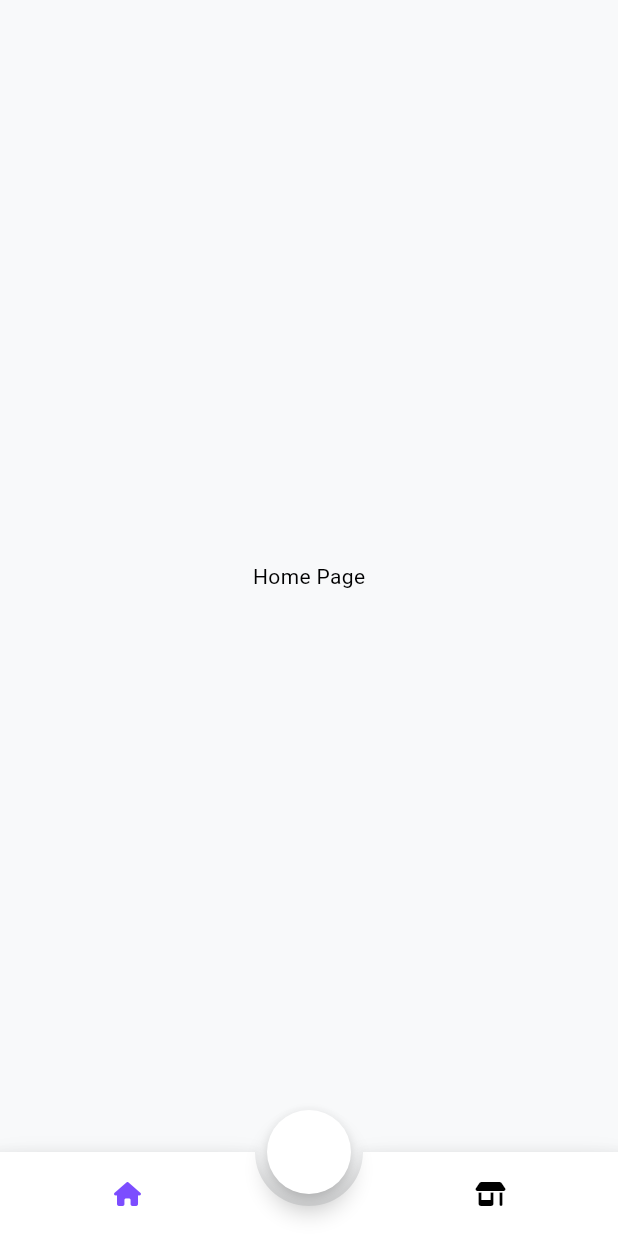
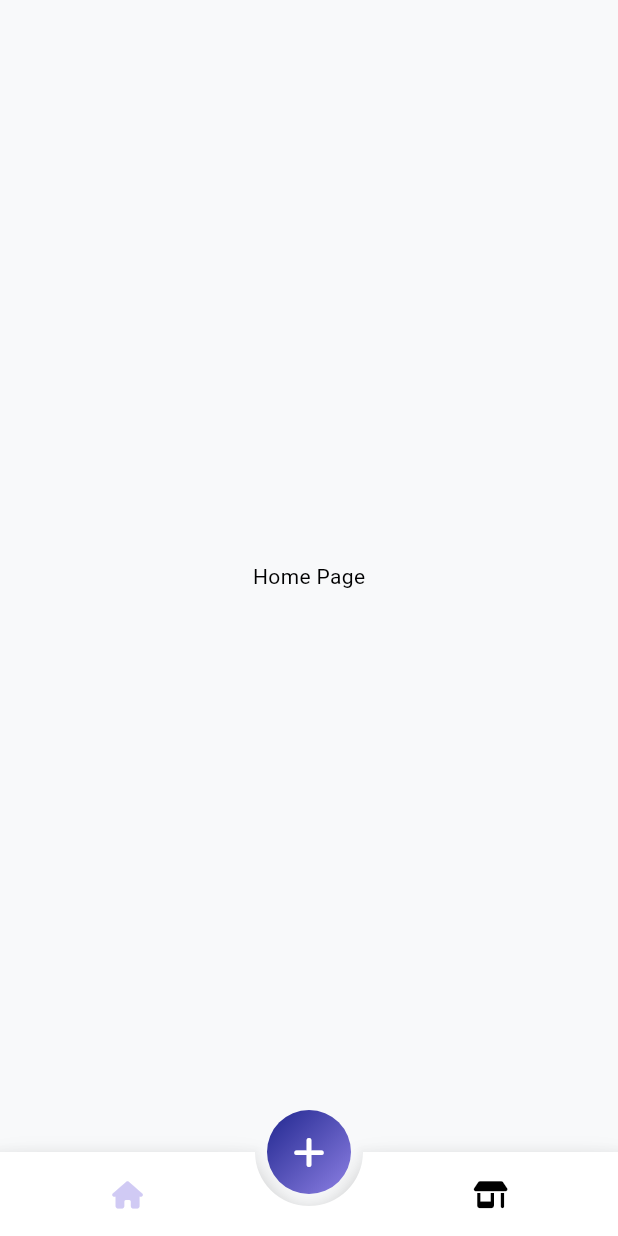
Before and after one commit to ezizull/tennet-gethired-app, a Flutter app: the screen it shows after launch, on a phone screen of 412 x 824 dp. Run offline on Flutter 3.47's test engine with Material 2 defaults, Android fonts, the light colour scheme and no system bars; drawn by our look-alikes of animated_bottom_navigation_bar; our stand-ins replace font_awesome_flutter, get, responsive_framework.

Commit message:
add: bottom-bar v1

```diff
--- a/lib/presentation/bindings/root.binding.dart
+++ b/lib/presentation/bindings/root.binding.dart
@@ -1,9 +1,10 @@
 import 'package:get/get.dart';
-import 'package:gethired/presentation/controllers/bottom_bar.controller.dart';
+import 'package:gethired/presentation/controllers/controllers.dart';
 
 class RootBinding extends Bindings {
   @override
   void dependencies() {
     Get.lazyPut<BottomBarController>(() => BottomBarController());
+    Get.lazyPut<HomeController>(() => HomeController());
   }
 }
--- a/lib/presentation/controllers/bottom_bar.controller.dart
+++ b/lib/presentation/controllers/bottom_bar.controller.dart
@@ -1,7 +1,10 @@
+import 'package:flutter/material.dart';
 import 'package:get/get.dart';
 import 'package:gethired/presentation/routes/routes.dart';
 
 class BottomBarController extends GetxController {
   int tabIndex = 0;
-  dynamic changeActiveTab(int index) {}
+  dynamic changeActiveTab(int index) {
+    tabIndex = index;
+  }
 }
--- a/lib/presentation/pages/root/root.dart
+++ b/lib/presentation/pages/root/root.dart
@@ -1,4 +1,5 @@
 import 'package:flutter/material.dart';
+import 'package:font_awesome_flutter/font_awesome_flutter.dart';
 import 'package:get/get.dart';
 import 'package:animated_bottom_navigation_bar/animated_bottom_navigation_bar.dart';
 
@@ -8,33 +9,49 @@ import 'package:gethired/utils/themes/colors.dart';
 
 import 'widgets/icon_list.dart';
 
-class RootPage extends GetView<BottomBarController> {
+class RootPage extends StatelessWidget {
   const RootPage({super.key});
 
   @override
   Widget build(BuildContext context) {
+    return GetBuilder<BottomBarController>(builder: (controller) {
       return Scaffold(
         body: SafeArea(
             child: IndexedStack(
           index: controller.tabIndex,
           children: const [
             HomePage(),
+            HomePage(),
           ],
         )),
-      floatingActionButton: FloatingActionButton(
+        floatingActionButton: Container(
+            decoration: BoxDecoration(
+              gradient: LinearGradient(
+                colors: [AppColors.blue.shade100, AppColors.blue.shade800],
+                begin: Alignment.bottomRight,
+                end: Alignment.topLeft,
+              ),
+              shape: BoxShape.circle,
+            ),
+            child: FloatingActionButton(
               onPressed: () {},
-        backgroundColor: AppColors.white,
+              backgroundColor: AppColors.transparent,
               shape: const StadiumBorder(),
-      ),
+              elevation: 0,
+              child: const Icon(FontAwesomeIcons.plus, color: AppColors.white),
+            )),
         floatingActionButtonLocation: FloatingActionButtonLocation.centerDocked,
         bottomNavigationBar: AnimatedBottomNavigationBar(
           icons: bottomBarListIcon,
           activeIndex: controller.tabIndex,
+          activeColor: AppColors.blue,
           gapLocation: GapLocation.center,
-        iconSize: 16,
+          splashColor: AppColors.blue.shade100,
+          iconSize: 18,
           notchSmoothness: NotchSmoothness.defaultEdge,
-        onTap: (index) => controller.changeActiveTab(index),
+          onTap: controller.changeActiveTab,
         ),
       );
+    });
   }
 }
--- a/lib/utils/themes/colors.dart
+++ b/lib/utils/themes/colors.dart
@@ -1,6 +1,9 @@
 import 'package:flutter/material.dart';
 
 class AppColors {
+  // Transparent
+  static const transparent = Colors.transparent;
+
   // White Color
   static const MaterialColor white = MaterialColor(
     0xFFFFFFFF,
@@ -14,6 +17,23 @@ class AppColors {
       600: Color(0xFF495057),
       700: Color(0xFF343A40),
       800: Color(0xFF212529),
+    },
+  );
+
+  // Blue Color
+  static const MaterialColor blue = MaterialColor(
+    0xFFD0CAF4,
+    {
+      50: Color(0xFFA095E9),
+      100: Color(0xFF8D80E4),
+      200: Color(0xFF7A6BE0),
+      300: Color(0xFF6755DB),
+      400: Color(0xFF584DD4),
+      500: Color(0xFF4945CD),
+      600: Color(0xFF2B34BE),
+      700: Color(0xFF262EA7),
+      800: Color(0xFF21278F),
+      900: Color(0xFF1C2177),
     },
   );
 
```
Lines whose indentation alone changed are shown as unchanged.
